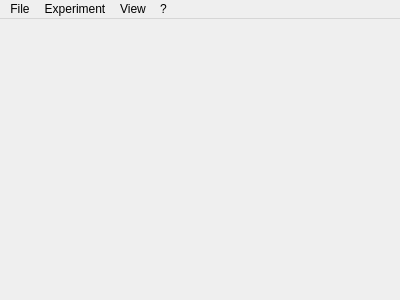
balsini/metasim, file examples/wifi/GUI/mainwindow.ui: the form before one commit.
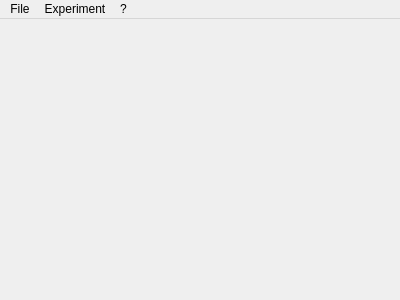
The form after the commit. Icons and pictures are not drawn.

Diff of the .ui file:
```diff
--- a/examples/wifi/GUI/mainwindow.ui
+++ b/examples/wifi/GUI/mainwindow.ui
@@ -43,13 +43,6 @@
     <addaction name="separator"/>
     <addaction name="actionAbout"/>
    </widget>
-   <widget class="QMenu" name="menuView">
-    <property name="title">
-     <string>View</string>
-    </property>
-    <addaction name="actionGraphics_Visualizer"/>
-    <addaction name="actionNetInterfaces_Trace"/>
-   </widget>
    <widget class="QMenu" name="menuExperiment">
     <property name="title">
      <string>Experiment</string>
@@ -60,7 +53,6 @@
    </widget>
    <addaction name="menuFile"/>
    <addaction name="menuExperiment"/>
-   <addaction name="menuView"/>
    <addaction name="menu"/>
   </widget>
   <action name="actionNew">
```
Left out of the diff: 12 changed lines with no effect on the pictures.
